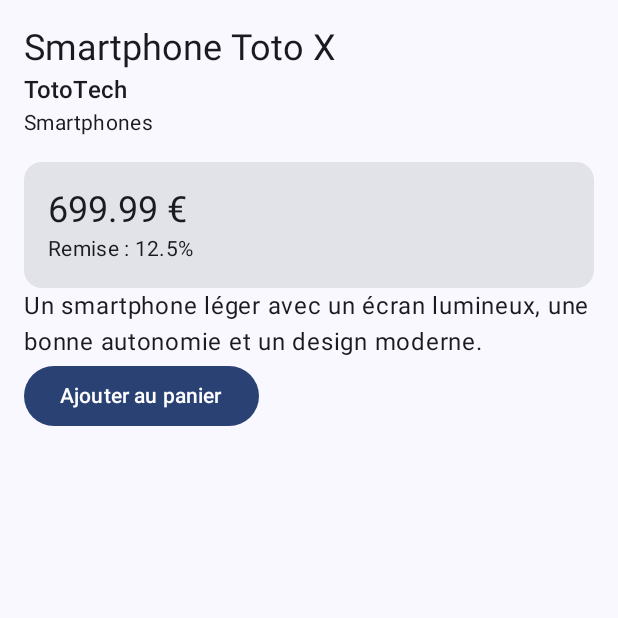
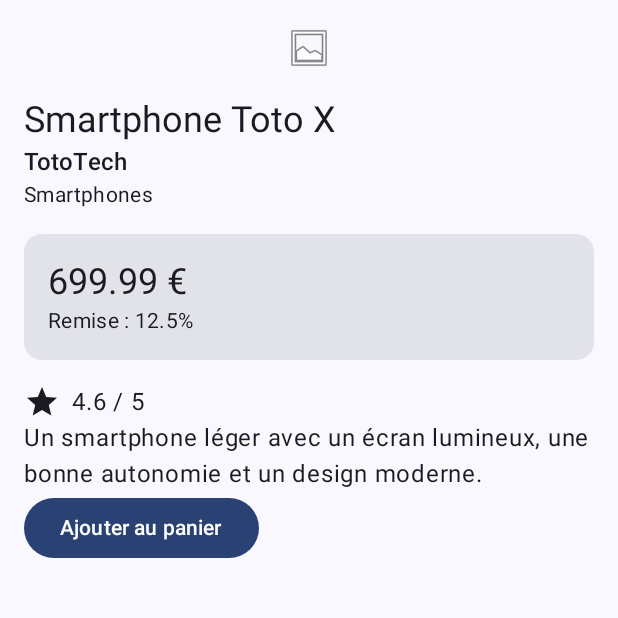
Before and after one commit to Ju-HQP/ProductExplorerTP2, an Android app built with Jetpack Compose: the screen it shows after launch (MainActivity), on a phone screen of 412 x 824 dp, the top half of it. Run offline under Robolectric (Android 15) with nearby library versions, the phone set to English and light mode, and no system bars.

Commit message:
feat : ajout Note de produit (avec Icons) et Image du produit

```diff
--- a/app/build.gradle.kts
+++ b/app/build.gradle.kts
@@ -45,6 +45,7 @@ dependencies {
     implementation(libs.androidx.compose.ui.tooling.preview)
     implementation(libs.androidx.core.ktx)
     implementation(libs.androidx.lifecycle.runtime.ktx)
+    implementation(libs.androidx.compose.material.icons.extended)
     testImplementation(libs.junit)
     androidTestImplementation(platform(libs.androidx.compose.bom))
     androidTestImplementation(libs.androidx.compose.ui.test.junit4)
--- a/app/src/main/java/com/example/productexplorer/MainActivity.kt
+++ b/app/src/main/java/com/example/productexplorer/MainActivity.kt
@@ -1,10 +1,12 @@
 package com.example.productexplorer
 
+import android.media.Image
 import android.os.Bundle
 import androidx.activity.ComponentActivity
 import androidx.activity.compose.setContent
 import androidx.activity.enableEdgeToEdge
 import androidx.compose.foundation.layout.Column
+import androidx.compose.foundation.layout.Row
 import androidx.compose.foundation.layout.fillMaxSize
 import androidx.compose.foundation.layout.fillMaxWidth
 import androidx.compose.foundation.layout.padding
@@ -15,9 +17,15 @@ import androidx.compose.material3.Scaffold
 import androidx.compose.material3.Text
 import androidx.compose.runtime.Composable
 import androidx.compose.ui.Modifier
+import androidx.compose.ui.graphics.vector.ImageVector
+import androidx.compose.ui.res.painterResource
 import androidx.compose.ui.tooling.preview.Preview
 import androidx.compose.ui.unit.dp
 import com.example.productexplorer.ui.theme.ProductExplorerTheme
+import java.util.function.IntConsumer
+import androidx.compose.material.icons.Icons
+import androidx.compose.material.icons.filled.Star
+import androidx.compose.material3.Icon
 
 class MainActivity : ComponentActivity() {
     override fun onCreate(savedInstanceState: Bundle?) {
@@ -50,6 +58,12 @@ class MainActivity : ComponentActivity() {
                 .fillMaxSize()
                 .padding(16.dp)
         ) {
+            ProductImage(
+                productTitle = product.title,
+                modifier = Modifier
+                    .fillMaxWidth()
+                    .padding(bottom = 16.dp)
+            )
             ProductHeader(
                 title = product.title,
                 brand = product.brand,
@@ -61,6 +75,10 @@ class MainActivity : ComponentActivity() {
                 modifier = Modifier
                     .fillMaxWidth()
                     .padding(top = 16.dp)
+            )
+            ProductRating(
+                rating = product.rating,
+                modifier = Modifier.padding(top = 16.dp)
             )
             Text(text = product.description)
             Button(onClick = onAddToCartClick) {
@@ -100,6 +118,36 @@ class MainActivity : ComponentActivity() {
                     style = MaterialTheme.typography.bodyMedium
                 )
             }
+        }
+    }
+
+    // Image
+    @Composable
+    fun ProductImage(
+        productTitle: String,
+        modifier: Modifier = Modifier
+    ) {
+        androidx.compose.foundation.Image(
+            painter = painterResource(id = android.R.drawable.ic_menu_gallery),
+            contentDescription = "Image du produit $productTitle",
+            modifier = modifier
+        )
+    }
+
+    @Composable
+    fun ProductRating(
+        rating : Double,
+        modifier : Modifier = Modifier
+    ){
+        Row(modifier = modifier){
+            Icon(
+                imageVector = Icons.Default.Star,
+                contentDescription = "Note du produit"
+            )
+            Text(
+                text = "$rating / 5",
+                modifier = Modifier.padding(start = 8.dp)
+            )
         }
     }
 
--- a/gradle/libs.versions.toml
+++ b/gradle/libs.versions.toml
@@ -1,5 +1,5 @@
 [versions]
-agp = "9.5.0"
+agp = "9.5.1"
 coreKtx = "1.19.1"
 junit = "4.13.2"
 junitVersion = "1.3.0"
@@ -24,6 +24,7 @@ androidx-compose-ui-tooling-preview = { group = "androidx.compose.ui", name = "u
 androidx-compose-ui-test-manifest = { group = "androidx.compose.ui", name = "ui-test-manifest" }
 androidx-compose-ui-test-junit4 = { group = "androidx.compose.ui", name = "ui-test-junit4" }
 androidx-compose-material3 = { group = "androidx.compose.material3", name = "material3" }
+androidx-compose-material-icons-extended = { module = "androidx.compose.material:material-icons-extended" }
 
 [plugins]
 android-application = { id = "com.android.application", version.ref = "agp" }
```
